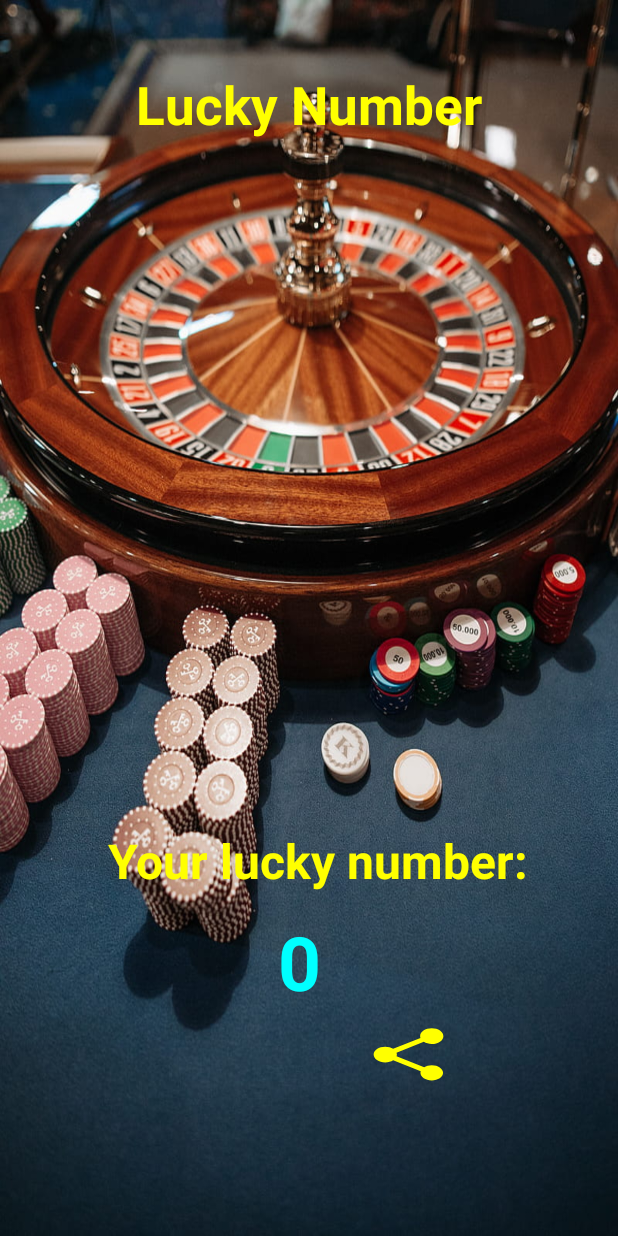
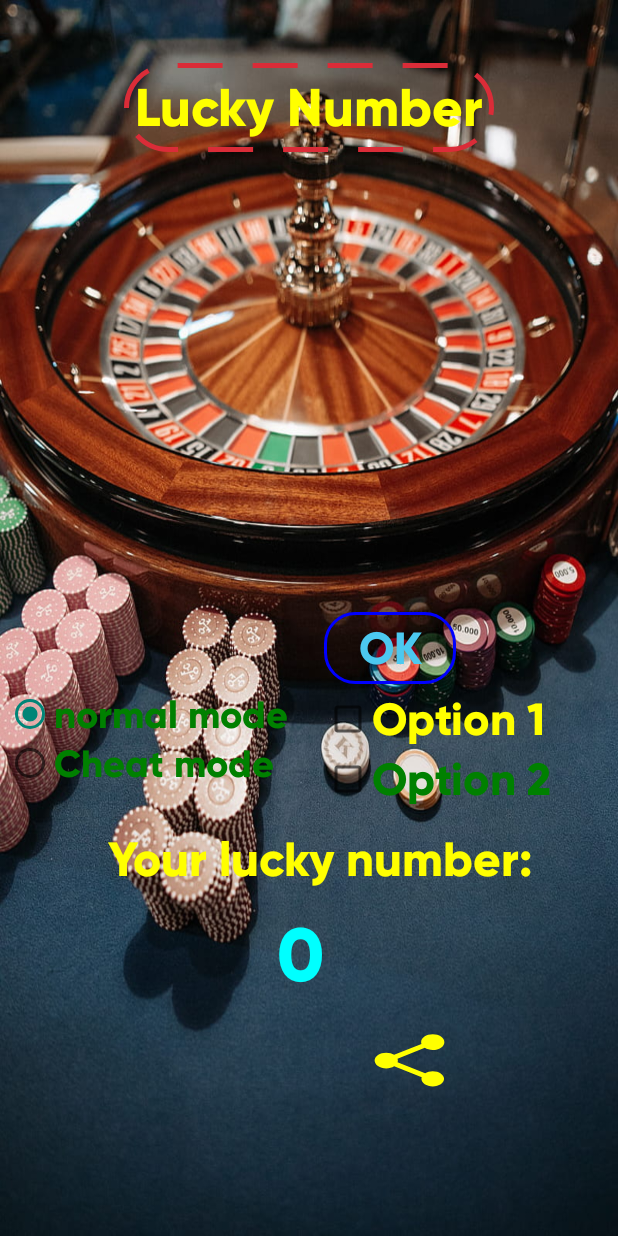
Before and after one commit to aparpEdu/Lucky-Numbers, an Android app: the layout activity_lucky_number.xml on its own in the app's theme, with its tools: preview values and no code run, on a phone screen of 412 x 824 dp. Run offline under Robolectric (Android 15) with nearby library versions, the phone set to English and light mode, and no system bars.

```diff
--- /dev/null
+++ b/app/src/main/res/drawable/frame_text.xml
@@ -0,0 +1,29 @@
+<?xml version="1.0" encoding="utf-8"?>
+<shape xmlns:android="http://schemas.android.com/apk/res/android">
+    <gradient
+        android:centerColor="@android:color/transparent"
+        android:startColor="@android:color/transparent"
+        android:type="linear"
+        android:angle="45"
+        android:endColor="@android:color/transparent"
+        />
+
+    <padding>
+        z
+    </padding>
+    <corners
+        android:radius="30dp"/>
+
+    <stroke
+        android:width="3dp"
+        android:color="#da2c38"
+        android:dashWidth="30dp"
+        android:dashGap="20dp"
+        />
+<!--    <stroke-->
+<!--        android:width="3dp"-->
+<!--        android:color="#ffb5a7"-->
+<!--        android:dashWidth="30dp"-->
+<!--        android:dashGap="25dp"-->
+<!--        />-->
+</shape>
--- a/app/src/main/res/drawable/transparent_bg_bordered.xml
+++ b/app/src/main/res/drawable/transparent_bg_bordered.xml
@@ -8,7 +8,7 @@
             <stroke android:width="2dp" android:color="@color/blue" />
 
             <!-- corner roundness -->
-            <corners android:radius="2dp" />
+            <corners android:radius="20dp" />
         </shape>
     </item>
 </selector>
--- a/app/src/main/res/layout/activity_lucky_number.xml
+++ b/app/src/main/res/layout/activity_lucky_number.xml
@@ -13,6 +13,9 @@
         android:layout_height="wrap_content"
         android:layout_marginTop="16dp"
         android:layout_marginBottom="558dp"
+        android:background="@drawable/frame_text"
+        android:fontFamily="@font/gilroy"
+        android:padding="7dp"
         android:text="@string/lucky_number"
         android:textColor="@color/yellow"
         android:textSize="35sp"
@@ -24,12 +27,40 @@
         app:layout_constraintTop_toTopOf="parent"
         app:layout_constraintVertical_bias="0.023" />
 
+    <CheckBox
+        android:id="@+id/checkBox"
+        android:layout_width="wrap_content"
+        android:layout_height="wrap_content"
+        android:layout_marginStart="216dp"
+        android:layout_marginTop="460dp"
+
+        android:fontFamily="@font/gilroy"
+        android:text="@string/option_1"
+        android:textColor="@color/yellow"
+        android:textSize="30sp"
+        app:layout_constraintStart_toStartOf="parent"
+        app:layout_constraintTop_toTopOf="parent" />
+
+    <CheckBox
+        android:id="@+id/checkBox2"
+        android:layout_width="wrap_content"
+        android:layout_height="wrap_content"
+        android:layout_marginStart="216dp"
+        android:layout_marginTop="500dp"
+        android:fontFamily="@font/gilroy"
+        android:text="@string/option_2"
+        android:textColor="@color/green"
+        android:textSize="30sp"
+        app:layout_constraintStart_toStartOf="parent"
+        app:layout_constraintTop_toTopOf="parent" />
+
     <TextView
         android:id="@+id/textView3"
         android:layout_width="match_parent"
         android:layout_height="wrap_content"
         android:layout_marginStart="72dp"
         android:layout_marginTop="552dp"
+        android:fontFamily="@font/gilroy"
         android:text="@string/your_lucky_number"
         android:textColor="@color/yellow"
         android:textSize="32sp"
@@ -44,6 +75,7 @@
         android:layout_marginStart="184dp"
         android:layout_marginTop="12dp"
         android:layout_marginEnd="26dp"
+        android:fontFamily="@font/gilroy"
         android:text="@string/_0"
         android:textColor="@color/aqua"
         android:textSize="50sp"
@@ -60,6 +92,7 @@
         android:layout_marginBottom="70dp"
         android:background="@drawable/baseline_share_24"
         android:backgroundTint="@color/yellow"
+        android:fontFamily="@font/gilroy"
         android:textColor="#FFEB3B"
         android:textColorHighlight="#CDDC39"
         android:textColorHint="#FFEB3B"
@@ -72,4 +105,47 @@
         app:rippleColor="#EC7676"
         app:strokeColor="#ED4343" />
 
+    <Button
+        android:id="@+id/button3"
+        android:layout_width="wrap_content"
+        android:layout_height="wrap_content"
+        android:layout_marginEnd="60dp"
+        android:layout_marginBottom="4dp"
+        android:background="@drawable/transparent_bg_bordered"
+        android:fontFamily="@font/gilroy"
+        android:text="@string/ok"
+        android:textColor="#4cc9f0"
+        android:textSize="30sp"
+        app:layout_constraintBottom_toTopOf="@+id/checkBox"
+        app:layout_constraintEnd_toEndOf="@+id/checkBox" />
+
+    <RadioGroup
+        android:id="@+id/radioGroup"
+        android:layout_width="194dp"
+        android:layout_height="108dp"
+        android:layout_marginStart="4dp"
+        android:layout_marginTop="460dp"
+        app:layout_constraintStart_toStartOf="parent"
+        app:layout_constraintTop_toTopOf="parent">
+
+        <RadioButton
+            android:id="@+id/radioButton2"
+            android:layout_width="wrap_content"
+            android:layout_height="wrap_content"
+            android:fontFamily="@font/gilroy"
+            android:text="@string/normal_mode"
+            android:checked="true"
+            android:textColor="@color/green"
+            android:textSize="25sp" />
+
+        <RadioButton
+            android:id="@+id/radioButton1"
+            android:layout_width="wrap_content"
+            android:layout_height="wrap_content"
+            android:fontFamily="@font/gilroy"
+            android:text="@string/cheat_mode"
+            android:textColor="@color/green"
+            android:textSize="25sp" />
+    </RadioGroup>
+
 </androidx.constraintlayout.widget.ConstraintLayout>
--- a/app/src/main/res/values/colors.xml
+++ b/app/src/main/res/values/colors.xml
@@ -16,4 +16,5 @@
     <color name="blue">#0000FF</color>
     <color name="navy">#000080</color>
     <color name="black">#000000</color>
+    <color name="fibonacci">#EB75FF</color>
 </resources>
--- a/app/src/main/res/values/strings.xml
+++ b/app/src/main/res/values/strings.xml
@@ -5,4 +5,18 @@
     <string name="your_lucky_number">Your lucky number:</string>
     <string name="_0">0</string>
     <string name="im_feeling_lucky">Im feeling lucky</string>
+    <string name="alpha">alpha</string>
+    <string name="option_1">Option 1</string>
+    <string name="option_2">Option 2</string>
+    <string name="ok">OK</string>
+    <string name="cheat_mode">Cheat mode</string>
+    <string name="normal_mode">normal mode</string>
+    <string-array name="languages">
+        <item>java</item>
+        <item>cpp</item>
+    </string-array>
+    <plurals name="numberOfSongs">
+        <item quantity="one">1 song</item>
+        <item quantity="other">%d songs</item>
+    </plurals>
 </resources>
```
Also changed, not shown: app/src/main/java/com/example/luckynumber/LuckyNumberActivity.java (+31 -2 lines), app/src/main/java/com/example/luckynumber/MainActivity.java (+9 -0 lines), app/src/main/res/drawable/wallpapah.xml (added, +9 -0 lines), app/src/main/res/layout/activity_main.xml (+8 -0 lines), app/src/main/res/menu/my_menu.xml (added, +13 -0 lines), app/src/main/res/font/gilroy.otf (added).
